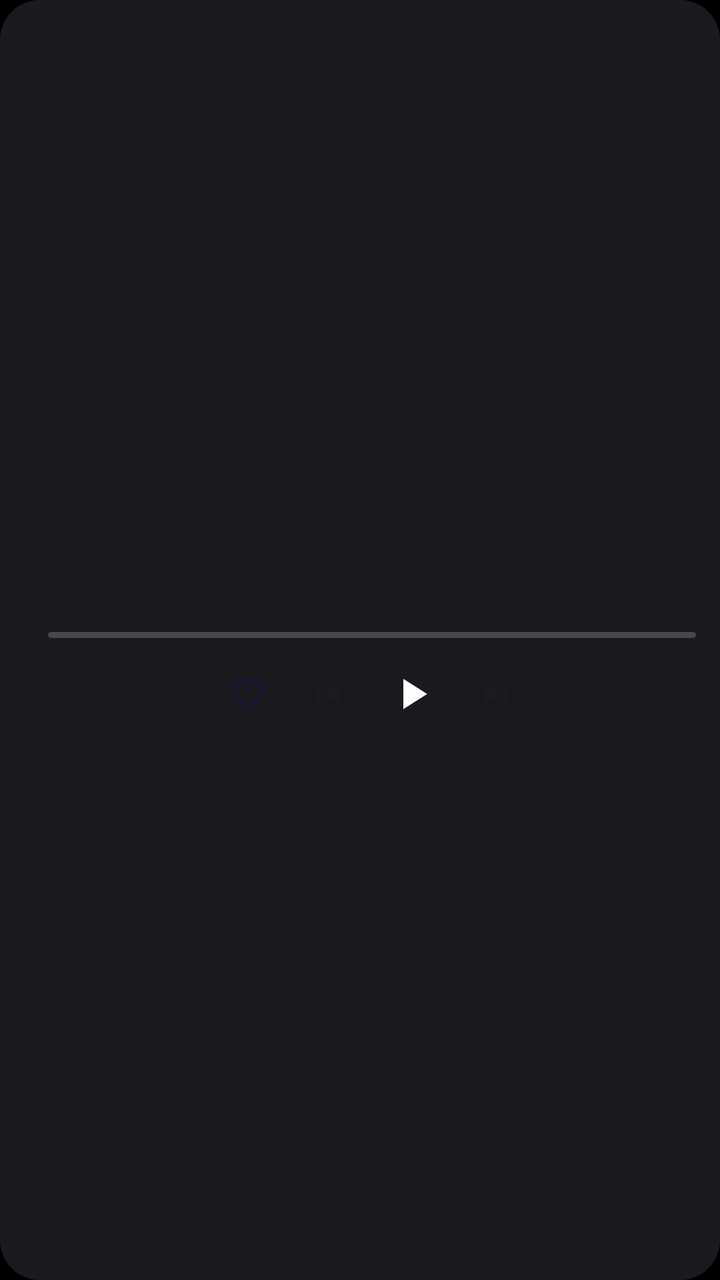
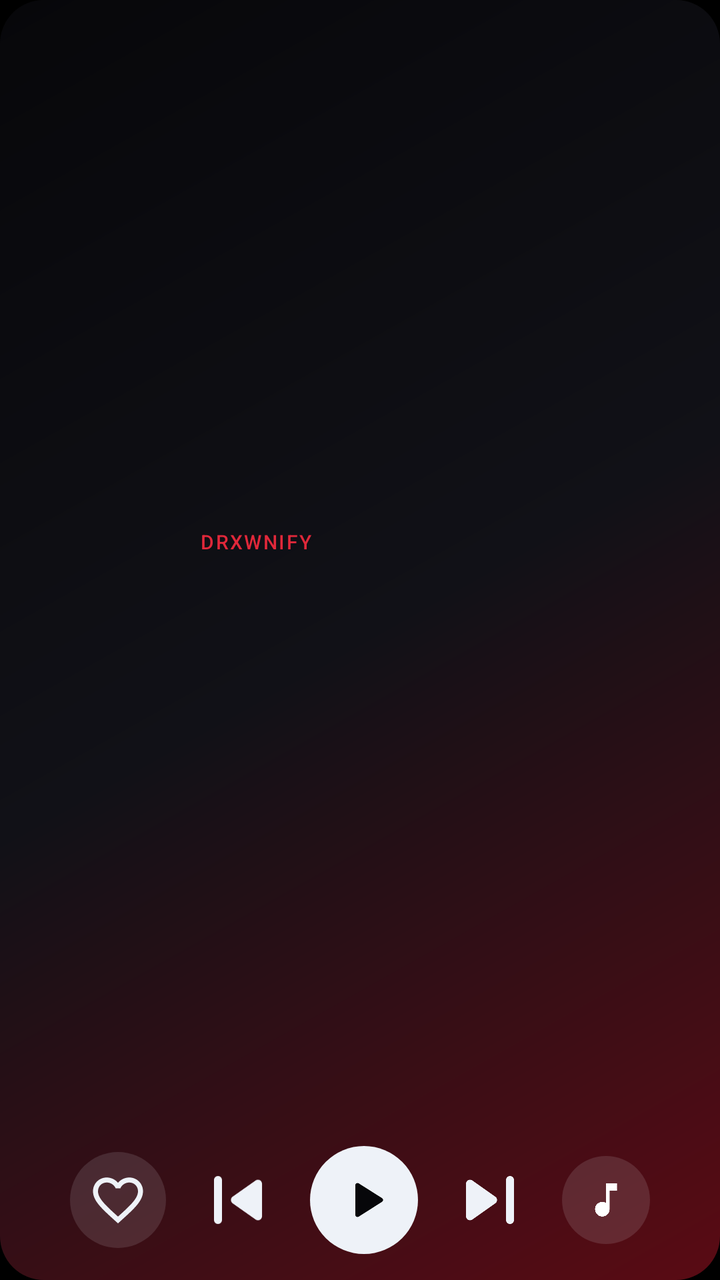

Two renders of the same Android screen: before a commit and after it. Below are the layout's source before the change and the commit's diff.
<!-- AndroidManifest.xml: application theme Theme.Metrolist -->
<!-- res/layout/widget_classic_full.xml -->
<?xml version="1.0" encoding="utf-8"?>
<LinearLayout xmlns:android="http://schemas.android.com/apk/res/android"
    android:layout_width="match_parent"
    android:layout_height="match_parent"
    android:background="@drawable/classic_widget_bg"
    android:orientation="horizontal"
    android:padding="12dp">
    <ImageView android:id="@+id/classic_cover" android:layout_width="wrap_content" android:layout_height="match_parent" android:adjustViewBounds="true" android:contentDescription="@null" android:scaleType="centerCrop" />
    <LinearLayout android:layout_width="0dp" android:layout_height="match_parent" android:layout_marginStart="12dp" android:layout_weight="1" android:gravity="center_vertical" android:orientation="vertical">
            <TextView android:id="@+id/classic_title" android:layout_width="match_parent" android:layout_height="wrap_content" android:maxLines="1" android:ellipsize="end" android:textColor="#FFFFFFFF" android:textSize="14sp" android:textStyle="bold" />
            <TextView android:id="@+id/classic_artist" android:layout_width="match_parent" android:layout_height="wrap_content" android:maxLines="1" android:ellipsize="end" android:textColor="#B3FFFFFF" android:textSize="12sp" />
        <ProgressBar android:id="@+id/classic_progress" style="?android:attr/progressBarStyleHorizontal" android:layout_width="match_parent" android:layout_height="3dp" android:layout_marginTop="10dp" android:layout_marginBottom="6dp" android:max="1000" android:progressDrawable="@drawable/classic_progress" />
        <LinearLayout android:layout_width="match_parent" android:layout_height="wrap_content" android:gravity="center" android:orientation="horizontal">
            <ImageView android:id="@+id/classic_like" android:layout_width="40dp" android:layout_height="40dp" android:padding="10dp" android:contentDescription="@null" android:src="@drawable/ic_widget_heart_outline_nav" />
            <ImageView android:id="@+id/classic_prev" android:layout_width="40dp" android:layout_height="40dp" android:padding="9dp" android:contentDescription="@string/previous" android:src="@drawable/ic_widget_skip_previous" />
            <ImageView android:id="@+id/classic_play" android:layout_width="44dp" android:layout_height="44dp" android:padding="9dp" android:contentDescription="@string/play" android:src="@drawable/ic_widget_play" />
            <ImageView android:id="@+id/classic_next" android:layout_width="40dp" android:layout_height="40dp" android:padding="9dp" android:contentDescription="@string/next" android:src="@drawable/ic_widget_skip_next" />
        </LinearLayout>
    </LinearLayout>
</LinearLayout>
<!-- resources referenced by this layout -->
<resources>
  <!-- drawable classic_progress (drawable) -->
  <?xml version="1.0" encoding="utf-8"?>
  <layer-list xmlns:android="http://schemas.android.com/apk/res/android">
      <item android:id="@android:id/background">
          <shape><solid android:color="#33FFFFFF" /><corners android:radius="2dp" /></shape>
      </item>
      <item android:id="@android:id/progress">
          <clip><shape><solid android:color="#FFFFFFFF" /><corners android:radius="2dp" /></shape></clip>
      </item>
  </layer-list>
  <!-- drawable classic_widget_bg (drawable) -->
  <?xml version="1.0" encoding="utf-8"?>
  <shape xmlns:android="http://schemas.android.com/apk/res/android" android:shape="rectangle">
      <solid android:color="#F21C1B1F" />
      <corners android:radius="20dp" />
  </shape>
  <!-- drawable ic_widget_heart_outline_nav (drawable) -->
  <vector xmlns:android="http://schemas.android.com/apk/res/android"
      android:height="24dp"
      android:viewportHeight="24"
      android:viewportWidth="24"
      android:width="24dp">
      <path
          android:fillColor="@color/widget_on_tertiary_container"
          android:pathData="M16.5,3c-1.74,0 -3.41,0.81 -4.5,2.09C10.91,3.81 9.24,3 7.5,3 4.42,3 2,5.42 2,8.5c0,3.78 3.4,6.86 8.55,11.54L12,21.35l1.45,-1.32C18.6,15.36 22,12.28 22,8.5 22,5.42 19.58,3 16.5,3zM12.1,18.55l-0.1,0.1 -0.1,-0.1C7.14,14.24 4,11.39 4,8.5 4,6.5 5.5,5 7.5,5c1.54,0 3.04,0.99 3.57,2.36h1.87C13.46,5.99 14.96,5 16.5,5c2,0 3.5,1.5 3.5,3.5 0,2.89 -3.14,5.74 -7.9,10.05z"/>
  </vector>
  <!-- drawable ic_widget_play (drawable) -->
  <vector xmlns:android="http://schemas.android.com/apk/res/android"
      android:height="24dp"
      android:viewportHeight="24"
      android:viewportWidth="24"
      android:width="24dp">
      <path
          android:fillColor="#FFFFFF"
          android:pathData="M8,5v14l11,-7z"/>
  </vector>
  <!-- drawable ic_widget_skip_next (drawable) -->
  <vector xmlns:android="http://schemas.android.com/apk/res/android"
      android:height="24dp"
      android:viewportHeight="24"
      android:viewportWidth="24"
      android:width="24dp">
      <path
          android:fillColor="@color/widget_text_primary"
          android:pathData="M6,18l8.5,-6L6,6v12zM16,6v12h2V6h-2z"/>
  </vector>
  <!-- drawable ic_widget_skip_previous (drawable) -->
  <vector xmlns:android="http://schemas.android.com/apk/res/android"
      android:height="24dp"
      android:viewportHeight="24"
      android:viewportWidth="24"
      android:width="24dp">
      <path
          android:fillColor="@color/widget_text_primary"
          android:pathData="M6,6h2v12L6,18zM9.5,12l8.5,6L18,6z"/>
  </vector>
  <string name="next">Next</string>
  <string name="play">Play</string>
  <string name="previous">Previous</string>
  <color name="widget_on_tertiary_container">#31111D</color>
  <color name="widget_text_primary">#1C1B1F</color>
  <!-- unchanged entries left out for length: 1 -->
</resources>

<!-- the commit's change to res/layout/widget_classic_full.xml (unified diff, before → after) -->
@@ -1,20 +1,133 @@
 <?xml version="1.0" encoding="utf-8"?>
-<LinearLayout xmlns:android="http://schemas.android.com/apk/res/android"
+<FrameLayout xmlns:android="http://schemas.android.com/apk/res/android"
     android:layout_width="match_parent"
-    android:layout_height="match_parent"
-    android:background="@drawable/classic_widget_bg"
-    android:orientation="horizontal"
-    android:padding="12dp">
-    <ImageView android:id="@+id/classic_cover" android:layout_width="wrap_content" android:layout_height="match_parent" android:adjustViewBounds="true" android:contentDescription="@null" android:scaleType="centerCrop" />
-    <LinearLayout android:layout_width="0dp" android:layout_height="match_parent" android:layout_marginStart="12dp" android:layout_weight="1" android:gravity="center_vertical" android:orientation="vertical">
-            <TextView android:id="@+id/classic_title" android:layout_width="match_parent" android:layout_height="wrap_content" android:maxLines="1" android:ellipsize="end" android:textColor="#FFFFFFFF" android:textSize="14sp" android:textStyle="bold" />
-            <TextView android:id="@+id/classic_artist" android:layout_width="match_parent" android:layout_height="wrap_content" android:maxLines="1" android:ellipsize="end" android:textColor="#B3FFFFFF" android:textSize="12sp" />
-        <ProgressBar android:id="@+id/classic_progress" style="?android:attr/progressBarStyleHorizontal" android:layout_width="match_parent" android:layout_height="3dp" android:layout_marginTop="10dp" android:layout_marginBottom="6dp" android:max="1000" android:progressDrawable="@drawable/classic_progress" />
-        <LinearLayout android:layout_width="match_parent" android:layout_height="wrap_content" android:gravity="center" android:orientation="horizontal">
-            <ImageView android:id="@+id/classic_like" android:layout_width="40dp" android:layout_height="40dp" android:padding="10dp" android:contentDescription="@null" android:src="@drawable/ic_widget_heart_outline_nav" />
-            <ImageView android:id="@+id/classic_prev" android:layout_width="40dp" android:layout_height="40dp" android:padding="9dp" android:contentDescription="@string/previous" android:src="@drawable/ic_widget_skip_previous" />
-            <ImageView android:id="@+id/classic_play" android:layout_width="44dp" android:layout_height="44dp" android:padding="9dp" android:contentDescription="@string/play" android:src="@drawable/ic_widget_play" />
-            <ImageView android:id="@+id/classic_next" android:layout_width="40dp" android:layout_height="40dp" android:padding="9dp" android:contentDescription="@string/next" android:src="@drawable/ic_widget_skip_next" />
+    android:layout_height="match_parent">
+
+    <ImageView
+        android:id="@+id/classic_bg"
+        android:src="@drawable/wd_bg_preview"
+        android:layout_width="match_parent"
+        android:layout_height="match_parent"
+        android:contentDescription="@null"
+        android:scaleType="fitXY" />
+
+    <LinearLayout
+        android:layout_width="match_parent"
+        android:layout_height="match_parent"
+        android:orientation="vertical"
+        android:paddingStart="14dp"
+        android:paddingTop="12dp"
+        android:paddingEnd="14dp"
+        android:paddingBottom="12dp">
+
+        <LinearLayout
+            android:layout_width="match_parent"
+            android:layout_height="0dp"
+            android:layout_weight="1"
+            android:gravity="center_vertical"
+            android:orientation="horizontal">
+
+            <ImageView
+                android:id="@+id/classic_cover"
+                android:layout_width="76dp"
+                android:layout_height="76dp"
+                android:contentDescription="@null"
+                android:scaleType="fitCenter" />
+
+            <LinearLayout
+                android:id="@+id/classic_texts"
+                android:layout_width="0dp"
+                android:layout_height="wrap_content"
+                android:layout_marginStart="10dp"
+                android:layout_weight="1"
+                android:orientation="vertical">
+
+                <TextView
+                    android:id="@+id/classic_quality"
+                    android:layout_width="match_parent"
+                    android:layout_height="wrap_content"
+                    android:ellipsize="end"
+                    android:fontFamily="sans-serif-medium"
+                    android:letterSpacing="0.08"
+                    android:maxLines="1"
+                    android:text="DRXWNIFY"
+                    android:textColor="#FFE0283A"
+                    android:textSize="10sp" />
+
+                <TextView
+                    android:id="@+id/classic_title"
+                    android:layout_width="match_parent"
+                    android:layout_height="wrap_content"
+                    android:layout_marginTop="2dp"
+                    android:ellipsize="end"
+                    android:fontFamily="sans-serif-black"
+                    android:maxLines="2"
+                    android:textColor="#FFEEF2F8"
+                    android:textSize="17sp" />
+
+                <TextView
+                    android:id="@+id/classic_artist"
+                    android:layout_width="match_parent"
+                    android:layout_height="wrap_content"
+                    android:ellipsize="end"
+                    android:maxLines="1"
+                    android:textColor="#FF9AA3B2"
+                    android:textSize="13sp" />
+            </LinearLayout>
+        </LinearLayout>
+
+        <LinearLayout
+            android:layout_width="match_parent"
+            android:layout_height="wrap_content"
+            android:gravity="center"
+            android:orientation="horizontal">
+
+            <ImageView
+                android:id="@+id/classic_like"
+                android:layout_width="48dp"
+                android:layout_height="48dp"
+                android:background="@drawable/wd_button_bg"
+                android:contentDescription="@null"
+                android:padding="9dp"
+                android:src="@drawable/wd_heart" />
+
+            <ImageView
+                android:id="@+id/classic_prev"
+                android:layout_width="56dp"
+                android:layout_height="56dp"
+                android:layout_marginStart="8dp"
+                android:contentDescription="@string/previous"
+                android:padding="4dp"
+                android:src="@drawable/wd_prev" />
+
+            <ImageView
+                android:id="@+id/classic_play"
+                android:layout_width="54dp"
+                android:layout_height="54dp"
+                android:layout_marginStart="8dp"
+                android:layout_marginEnd="8dp"
+                android:background="@drawable/wd_play_bg"
+                android:contentDescription="@string/play"
+                android:padding="14dp"
+                android:src="@drawable/wd_play" />
+
+            <ImageView
+                android:id="@+id/classic_next"
+                android:layout_width="56dp"
+                android:layout_height="56dp"
+                android:contentDescription="@string/next"
+                android:padding="4dp"
+                android:src="@drawable/wd_next" />
+
+            <ImageView
+                android:id="@+id/classic_open"
+                android:layout_width="44dp"
+                android:layout_height="44dp"
+                android:layout_marginStart="8dp"
+                android:background="@drawable/wd_button_bg"
+                android:contentDescription="@null"
+                android:padding="11dp"
+                android:src="@drawable/small_icon" />
         </LinearLayout>
     </LinearLayout>
-</LinearLayout>
+</FrameLayout>
<!-- resource entries referenced after the edit -->
@@ -1,66 +1,74 @@
 <!-- resources referenced by this layout -->
 <resources>
-  <!-- drawable classic_progress (drawable) -->
-  <?xml version="1.0" encoding="utf-8"?>
-  <layer-list xmlns:android="http://schemas.android.com/apk/res/android">
-      <item android:id="@android:id/background">
-          <shape><solid android:color="#33FFFFFF" /><corners android:radius="2dp" /></shape>
-      </item>
-      <item android:id="@android:id/progress">
-          <clip><shape><solid android:color="#FFFFFFFF" /><corners android:radius="2dp" /></shape></clip>
-      </item>
-  </layer-list>
-  <!-- drawable classic_widget_bg (drawable) -->
+  <!-- drawable small_icon (drawable) -->
+  <vector xmlns:android="http://schemas.android.com/apk/res/android"
+      android:height="200dp"
+      android:width="200dp"
+      android:viewportWidth="24.0"
+      android:viewportHeight="24.0">
+      <path
+          android:fillColor="#FFFFFFFF"
+          android:pathData="M12,3v10.55c-0.59,-0.34 -1.27,-0.55 -2,-0.55c-2.21,0 -4,1.79 -4,4s1.79,4 4,4s4,-1.79 4,-4V7h4V3H12z"/>
+  </vector>
+  <!-- drawable wd_bg_preview (drawable) -->
   <?xml version="1.0" encoding="utf-8"?>
   <shape xmlns:android="http://schemas.android.com/apk/res/android" android:shape="rectangle">
-      <solid android:color="#F21C1B1F" />
-      <corners android:radius="20dp" />
+      <corners android:radius="22dp" />
+      <gradient android:angle="315" android:startColor="#FF07070A" android:centerColor="#FF111117" android:endColor="#FF5A0B14" android:type="linear" />
   </shape>
-  <!-- drawable ic_widget_heart_outline_nav (drawable) -->
+  <!-- drawable wd_button_bg (drawable) -->
+  <?xml version="1.0" encoding="utf-8"?>
+  <shape xmlns:android="http://schemas.android.com/apk/res/android" android:shape="oval">
+      <solid android:color="#1FEEF2F8" />
+  </shape>
+  <!-- drawable wd_heart (drawable) -->
   <vector xmlns:android="http://schemas.android.com/apk/res/android"
+      android:width="24dp"
       android:height="24dp"
-      android:viewportHeight="24"
       android:viewportWidth="24"
-      android:width="24dp">
+      android:viewportHeight="24">
       <path
-          android:fillColor="@color/widget_on_tertiary_container"
-          android:pathData="M16.5,3c-1.74,0 -3.41,0.81 -4.5,2.09C10.91,3.81 9.24,3 7.5,3 4.42,3 2,5.42 2,8.5c0,3.78 3.4,6.86 8.55,11.54L12,21.35l1.45,-1.32C18.6,15.36 22,12.28 22,8.5 22,5.42 19.58,3 16.5,3zM12.1,18.55l-0.1,0.1 -0.1,-0.1C7.14,14.24 4,11.39 4,8.5 4,6.5 5.5,5 7.5,5c1.54,0 3.04,0.99 3.57,2.36h1.87C13.46,5.99 14.96,5 16.5,5c2,0 3.5,1.5 3.5,3.5 0,2.89 -3.14,5.74 -7.9,10.05z"/>
+          android:fillColor="#FFEEF2F8"
+          android:pathData="M16.5,3c-1.74,0 -3.41,0.81 -4.5,2.09C10.91,3.81 9.24,3 7.5,3 4.42,3 2,5.42 2,8.5c0,3.78 3.4,6.86 8.55,11.54L12,21.35l1.45,-1.32C18.6,15.36 22,12.28 22,8.5 22,5.42 19.58,3 16.5,3zM12.1,18.55l-0.1,0.1 -0.1,-0.1C7.14,14.24 4,11.39 4,8.5 4,6.5 5.5,5 7.5,5c1.54,0 3.04,0.99 3.57,2.36h1.87C13.46,5.99 14.96,5 16.5,5c2,0 3.5,1.5 3.5,3.5 0,2.89 -3.14,5.74 -7.9,10.05z" />
   </vector>
-  <!-- drawable ic_widget_play (drawable) -->
+  <!-- drawable wd_next (drawable) -->
   <vector xmlns:android="http://schemas.android.com/apk/res/android"
+      android:width="24dp"
       android:height="24dp"
-      android:viewportHeight="24"
       android:viewportWidth="24"
-      android:width="24dp">
+      android:viewportHeight="24">
       <path
-          android:fillColor="#FFFFFF"
-          android:pathData="M8,5v14l11,-7z"/>
+          android:fillColor="#FFEEF2F8"
+          android:pathData="M7.58,16.89l5.77,-4.07c0.56,-0.4 0.56,-1.24 0,-1.63L7.58,7.11C6.91,6.65 6,7.12 6,7.93v8.14c0,0.81 0.91,1.28 1.58,0.82zM16,7v10c0,0.55 0.45,1 1,1s1,-0.45 1,-1V7c0,-0.55 -0.45,-1 -1,-1s-1,0.45 -1,1z" />
   </vector>
-  <!-- drawable ic_widget_skip_next (drawable) -->
+  <!-- drawable wd_play (drawable) -->
   <vector xmlns:android="http://schemas.android.com/apk/res/android"
+      android:width="24dp"
       android:height="24dp"
-      android:viewportHeight="24"
       android:viewportWidth="24"
-      android:width="24dp">
+      android:viewportHeight="24">
       <path
-          android:fillColor="@color/widget_text_primary"
-          android:pathData="M6,18l8.5,-6L6,6v12zM16,6v12h2V6h-2z"/>
+          android:fillColor="#FF07070A"
+          android:pathData="M8,5.14v13.72c0,0.79 0.87,1.27 1.54,0.84l10.79,-6.86c0.62,-0.39 0.62,-1.29 0,-1.69L9.54,4.3C8.87,3.87 8,4.35 8,5.14z" />
   </vector>
-  <!-- drawable ic_widget_skip_previous (drawable) -->
+  <!-- drawable wd_play_bg (drawable) -->
+  <?xml version="1.0" encoding="utf-8"?>
+  <shape xmlns:android="http://schemas.android.com/apk/res/android" android:shape="oval">
+      <solid android:color="#FFEEF2F8" />
+  </shape>
+  <!-- drawable wd_prev (drawable) -->
   <vector xmlns:android="http://schemas.android.com/apk/res/android"
+      android:width="24dp"
       android:height="24dp"
-      android:viewportHeight="24"
       android:viewportWidth="24"
-      android:width="24dp">
+      android:viewportHeight="24">
       <path
-          android:fillColor="@color/widget_text_primary"
-          android:pathData="M6,6h2v12L6,18zM9.5,12l8.5,6L18,6z"/>
+          android:fillColor="#FFEEF2F8"
+          android:pathData="M7,6c0.55,0 1,0.45 1,1v10c0,0.55 -0.45,1 -1,1s-1,-0.45 -1,-1V7c0,-0.55 0.45,-1 1,-1zM10.66,12.82l5.77,4.07c0.66,0.47 1.58,-0.01 1.58,-0.82V7.93c0,-0.81 -0.91,-1.28 -1.58,-0.82l-5.77,4.07c-0.57,0.4 -0.57,1.24 0,1.64z" />
   </vector>
   <string name="next">Next</string>
   <string name="play">Play</string>
   <string name="previous">Previous</string>
-  <color name="widget_on_tertiary_container">#31111D</color>
-  <color name="widget_text_primary">#1C1B1F</color>
   <!-- unchanged entries left out for length: 1 -->
 </resources>
 
